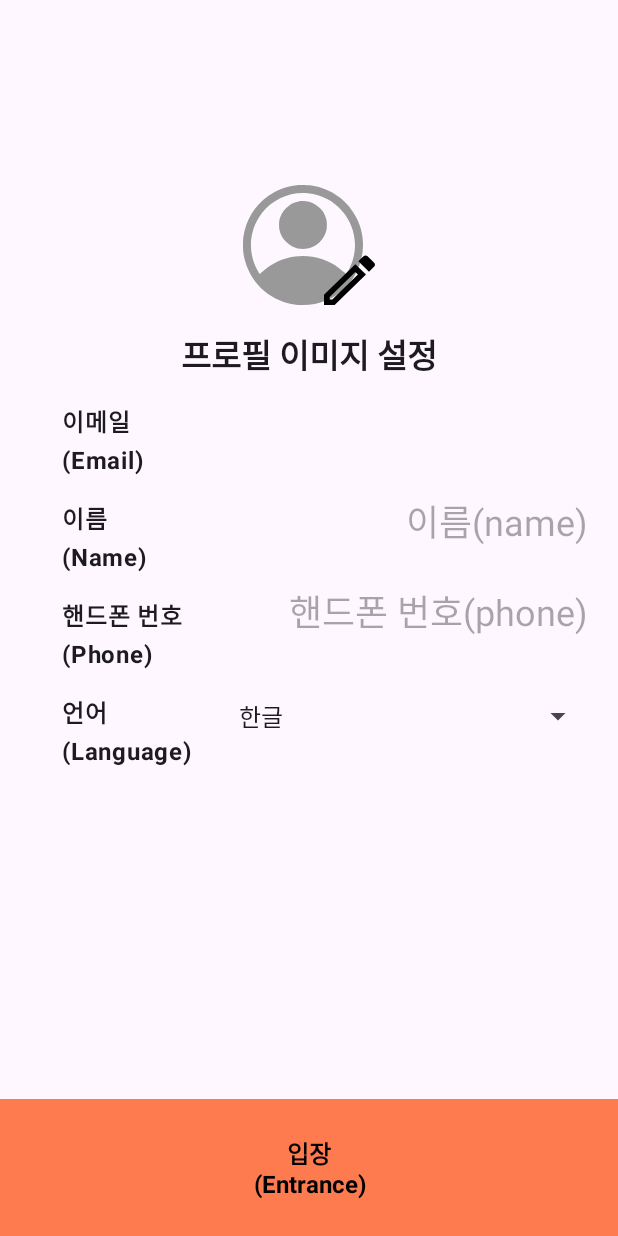
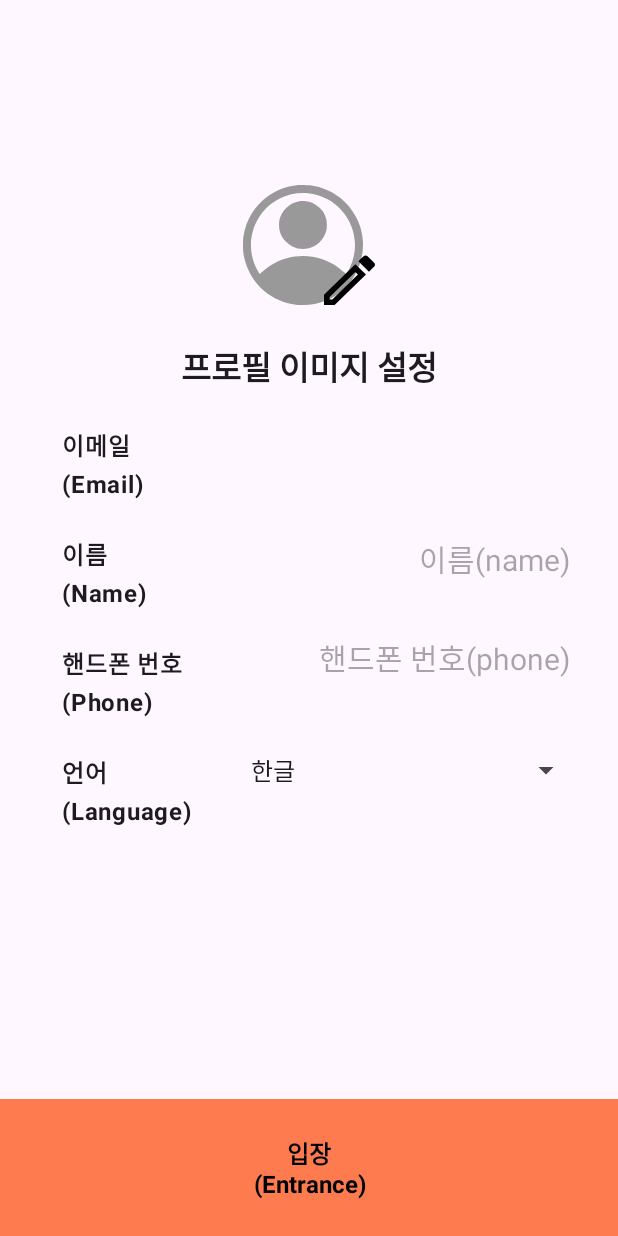
Before and after one commit to SaangMin/android-publictalk, an Android app: the fragment SettingInfoFragment shown on its own in the app's theme, on a phone screen of 412 x 824 dp. Run offline under Robolectric (Android 15) with nearby library versions, the phone set to English and light mode, and no system bars; our stand-ins replace data binding.

Commit message:
세부 디자인 수정

```diff
--- a/app/src/main/res/values/dimens.xml
+++ b/app/src/main/res/values/dimens.xml
@@ -2,6 +2,6 @@
 <resources>
     <dimen name="margin_login">20dp</dimen>
     <dimen name="margin_loading">16dp</dimen>
-    <dimen name="margin_setting_info">16dp</dimen>
+    <dimen name="margin_setting_info">24dp</dimen>
     <dimen name="padding_setting_info_entrance">24dp</dimen>
 </resources>
--- a/app/src/main/res/values/styles.xml
+++ b/app/src/main/res/values/styles.xml
@@ -8,8 +8,8 @@
 
     <style name="MySettingInfoEditStyle">
         <item name="android:lines">1</item>
-        <item name="android:layout_margin">@dimen/margin_setting_info</item>
-        <item name="android:textSize">24sp</item>
+        <item name="android:layout_margin">28dp</item>
+        <item name="android:textSize">20sp</item>
         <item name="android:padding">4dp</item>
         <item name="android:background">@android:color/transparent</item>
         <item name="android:textAlignment">textEnd</item>
```
